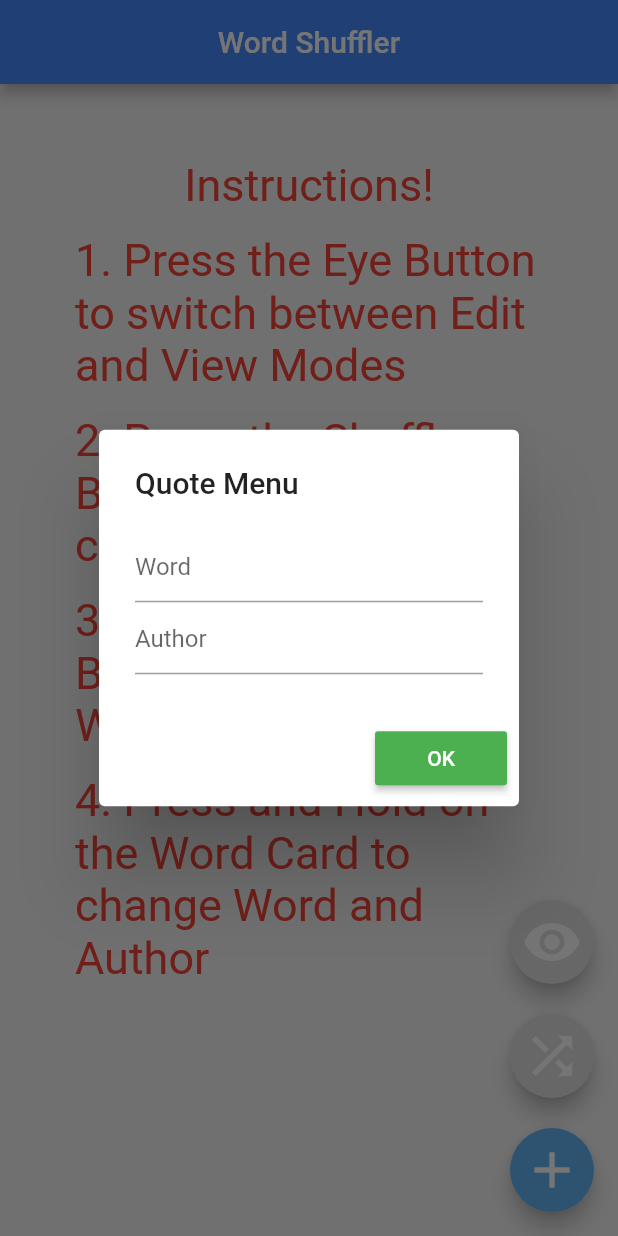
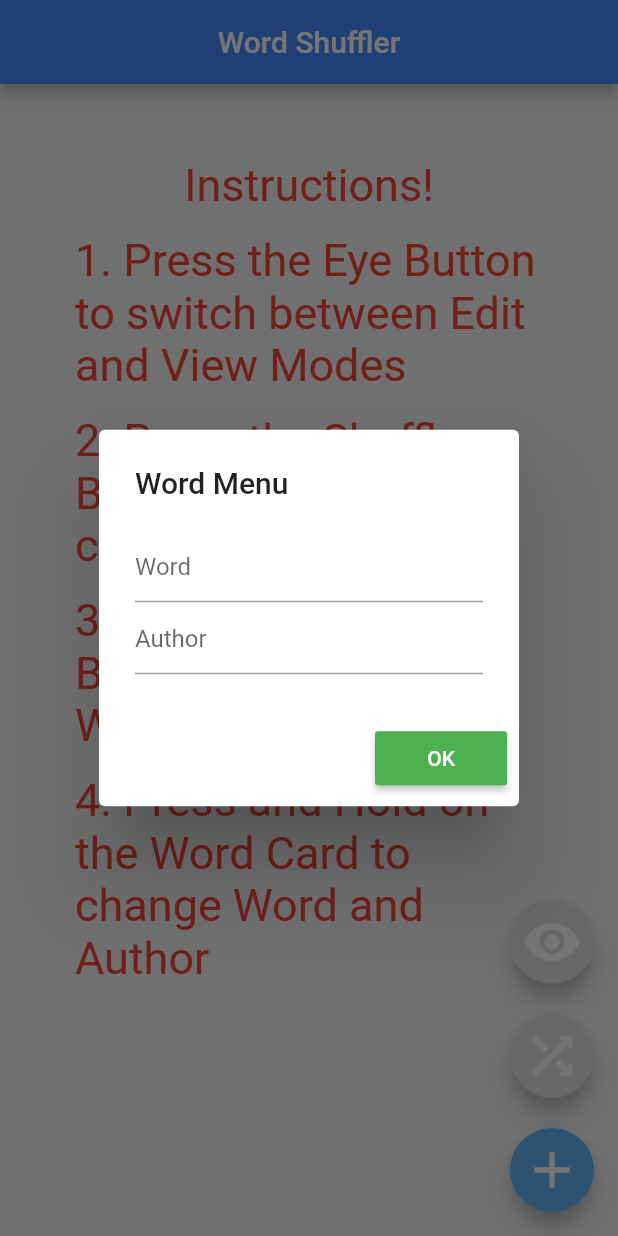
Before and after one commit to yaacovkdev/WordShuffler, a Flutter app: the screen it shows after launch, after a tap on the "add" icon, on a phone screen of 412 x 824 dp. Run offline on Flutter 3.47's test engine with Material 2 defaults, Android fonts, the light colour scheme and no system bars.

Commit message:
change word menu now displays word in input field on launch

```diff
--- a/lib/main.dart
+++ b/lib/main.dart
@@ -196,6 +196,8 @@
 
                 },
                 changeText: () async {
+                  _textFieldController1.text = quote.text;
+                  _textFieldController2.text = quote.author;
                   await _displayTextInputDialog(context);
                   setState(() {
 
@@ -220,7 +222,7 @@
         context: context,
         builder: (context) {
           return AlertDialog(
-            title: Text('Quote Menu'),
+            title: Text('Word Menu'),
             content: Column(
               mainAxisSize: MainAxisSize.min,
               children: [
--- a/pubspec.yaml
+++ b/pubspec.yaml
@@ -1,5 +1,5 @@
 name: quotelist
-description: hotfix for 1.1.2+1
+description: version 1.1.3+1
 # The following line prevents the package from being accidentally published to
 # pub.dev using `flutter pub publish`. This is preferred for private packages.
 publish_to: 'none' # Remove this line if you wish to publish to pub.dev
@@ -16,7 +16,7 @@
 # https://developer.apple.com/library/archive/documentation/General/Reference/InfoPlistKeyReference/Articles/CoreFoundationKeys.html
 # In Windows, build-name is used as the major, minor, and patch parts
 # of the product and file versions while build-number is used as the build suffix.
-version: 1.1.2+2
+version: 1.1.3+2
 
 environment:
   sdk: '>=3.0.6 <4.0.0'
```
